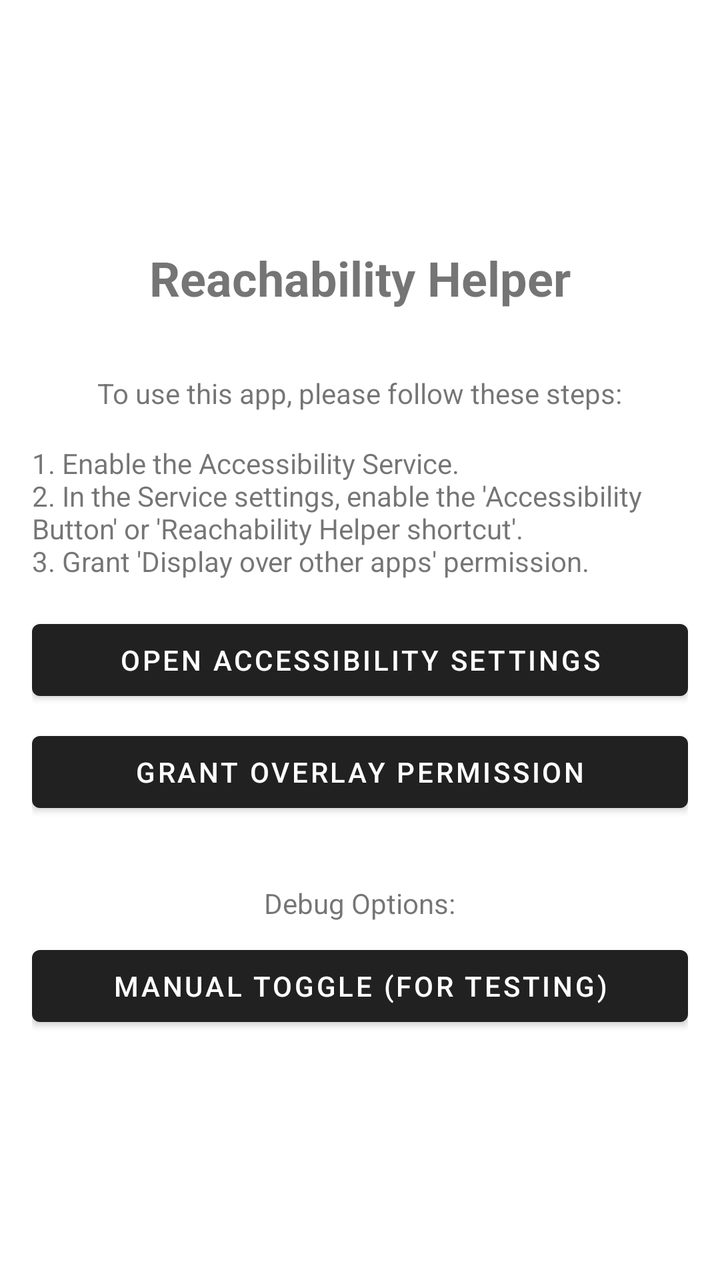
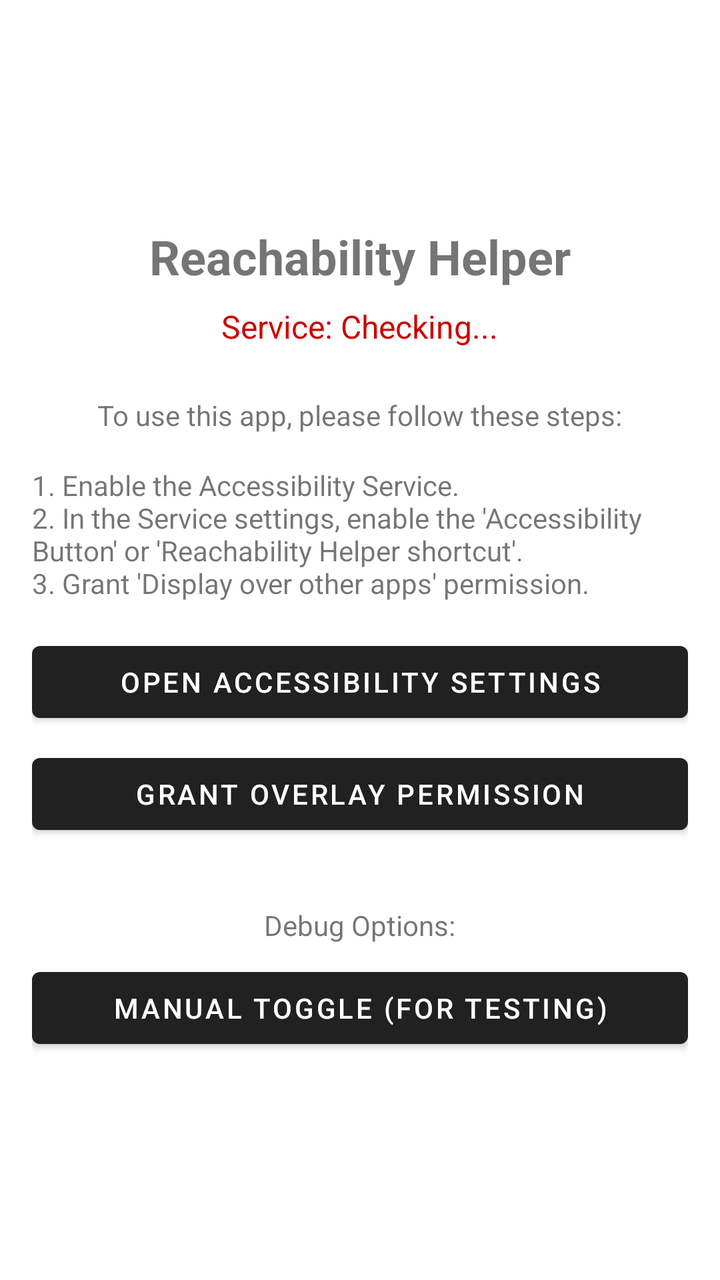

An Android layout rendered at two revisions. The XML below is the earlier revision; the diff shows what the commit changed to produce the second picture.
<!-- AndroidManifest.xml: application theme Theme.ReachabilityHelper -->
<!-- res/layout/activity_main.xml -->
<?xml version="1.0" encoding="utf-8"?>
<LinearLayout xmlns:android="http://schemas.android.com/apk/res/android"
    android:layout_width="match_parent"
    android:layout_height="match_parent"
    android:orientation="vertical"
    android:padding="16dp"
    android:gravity="center">

    <TextView
        android:layout_width="wrap_content"
        android:layout_height="wrap_content"
        android:text="Reachability Helper"
        android:textSize="24sp"
        android:textStyle="bold"
        android:layout_marginBottom="32dp"/>

    <TextView
        android:layout_width="wrap_content"
        android:layout_height="wrap_content"
        android:text="To use this app, please follow these steps:"
        android:layout_marginBottom="16dp"
        android:textAlignment="center"/>

    <TextView
        android:layout_width="wrap_content"
        android:layout_height="wrap_content"
        android:text="1. Enable the Accessibility Service.\n2. In the Service settings, enable the 'Accessibility Button' or 'Reachability Helper shortcut'.\n3. Grant 'Display over other apps' permission."
        android:layout_marginBottom="16dp"
        android:textAlignment="viewStart"/>

    <Button
        android:id="@+id/btn_accessibility_settings"
        android:layout_width="match_parent"
        android:layout_height="wrap_content"
        android:text="Open Accessibility Settings"
        android:layout_marginBottom="8dp"/>

    <Button
        android:id="@+id/btn_overlay_settings"
        android:layout_width="match_parent"
        android:layout_height="wrap_content"
        android:text="Grant Overlay Permission"
        android:layout_marginBottom="32dp"/>

    <TextView
        android:layout_width="wrap_content"
        android:layout_height="wrap_content"
        android:text="Debug Options:"
        android:layout_marginBottom="8dp"/>

    <Button
        android:id="@+id/btn_toggle_service"
        android:layout_width="match_parent"
        android:layout_height="wrap_content"
        android:text="Manual Toggle (for testing)"/>

</LinearLayout>
<!-- resources referenced by this layout -->
<resources>
  <style name="Theme.ReachabilityHelper" parent="Theme.MaterialComponents.DayNight.DarkActionBar" />
</resources>

<!-- the commit's change to res/layout/activity_main.xml (unified diff, before → after) -->
@@ -12,7 +12,16 @@
         android:text="Reachability Helper"
         android:textSize="24sp"
         android:textStyle="bold"
-        android:layout_marginBottom="32dp"/>
+        android:layout_marginBottom="8dp"/>
+
+    <TextView
+        android:id="@+id/tv_service_status"
+        android:layout_width="wrap_content"
+        android:layout_height="wrap_content"
+        android:text="Service: Checking..."
+        android:textSize="16sp"
+        android:layout_marginBottom="24dp"
+        android:textColor="@android:color/holo_red_dark"/>
 
     <TextView
         android:layout_width="wrap_content"
